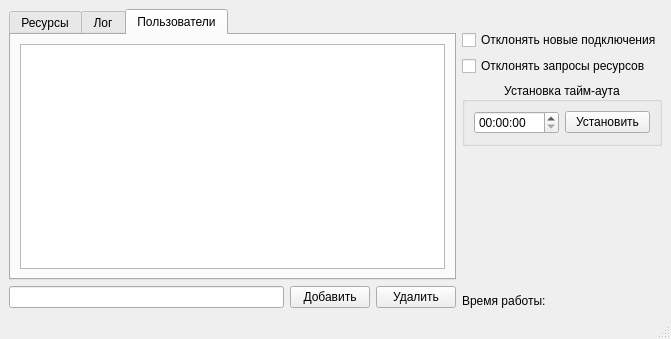
First picture: the form in mainwindow.ui, repository touch-my-tralala/test_server, before the edit.
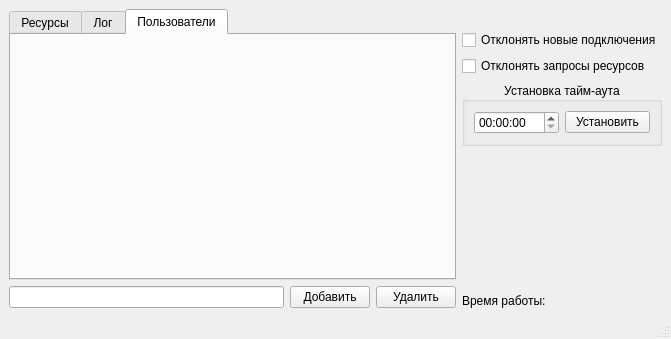
Second picture: the form after the edit. The open tabs and pages were chosen to show the change.

What changed in the file:
```diff
--- a/mainwindow.ui
+++ b/mainwindow.ui
@@ -62,18 +62,7 @@
          </attribute>
          <layout class="QVBoxLayout" name="verticalLayout_10">
           <item>
-           <layout class="QVBoxLayout" name="verticalLayout_7">
-            <item>
-             <widget class="QTableView" name="tableViewUsr">
-              <property name="sortingEnabled">
-               <bool>false</bool>
-              </property>
-             </widget>
-            </item>
-            <item>
-             <layout class="QHBoxLayout" name="horizontalLayout_6"/>
-            </item>
-           </layout>
+           <layout class="QVBoxLayout" name="usrTableLayout"/>
           </item>
          </layout>
         </widget>
```
Left out of the diff: 7 changed lines with no effect on the pictures.
